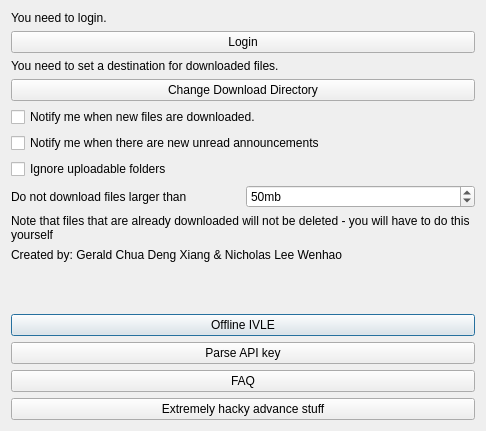
Qt form settingsdialog.ui (Geraldcdx/IVLEDownloader) before a commit.
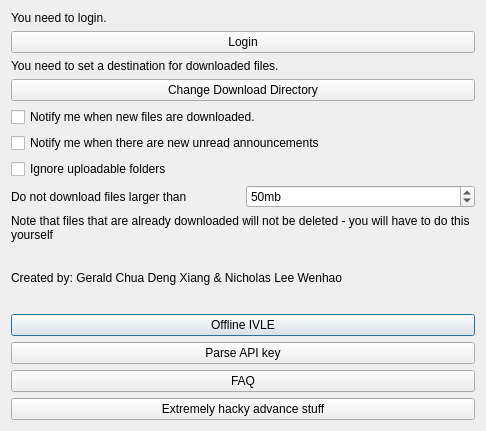
The same form after that commit. Icons and pictures are not drawn.

Diff of the .ui file:
```diff
--- a/settingsdialog.ui
+++ b/settingsdialog.ui
@@ -149,6 +149,19 @@
      </property>
     </widget>
    </item>
+   <item>
+    <spacer name="verticalSpacer_2">
+     <property name="orientation">
+      <enum>Qt::Vertical</enum>
+     </property>
+     <property name="sizeHint" stdset="0">
+      <size>
+       <width>20</width>
+       <height>40</height>
+      </size>
+     </property>
+    </spacer>
+   </item>
    <item>
     <widget class="QLabel" name="label_5">
      <property name="text">
```
